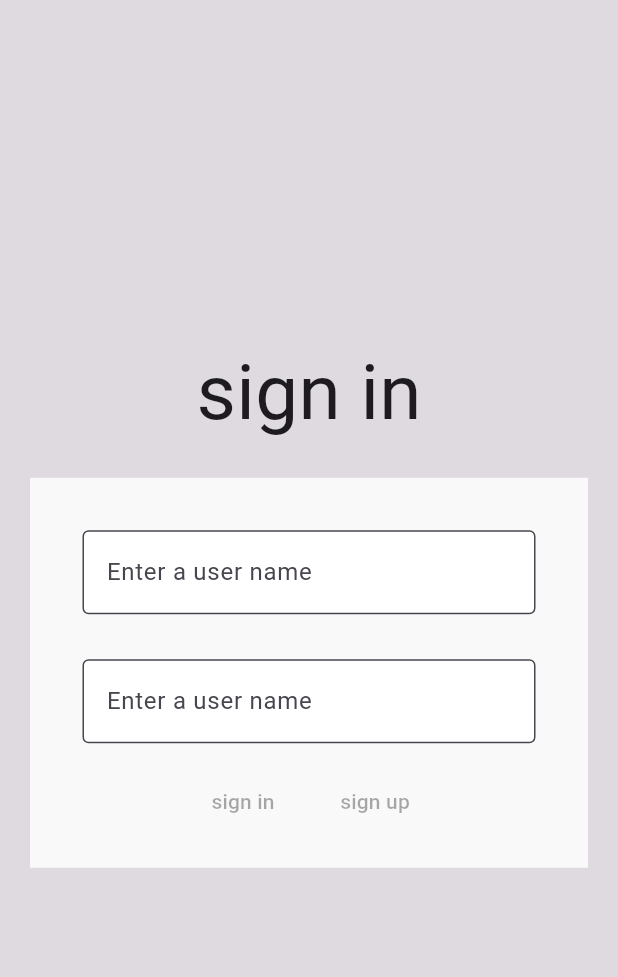
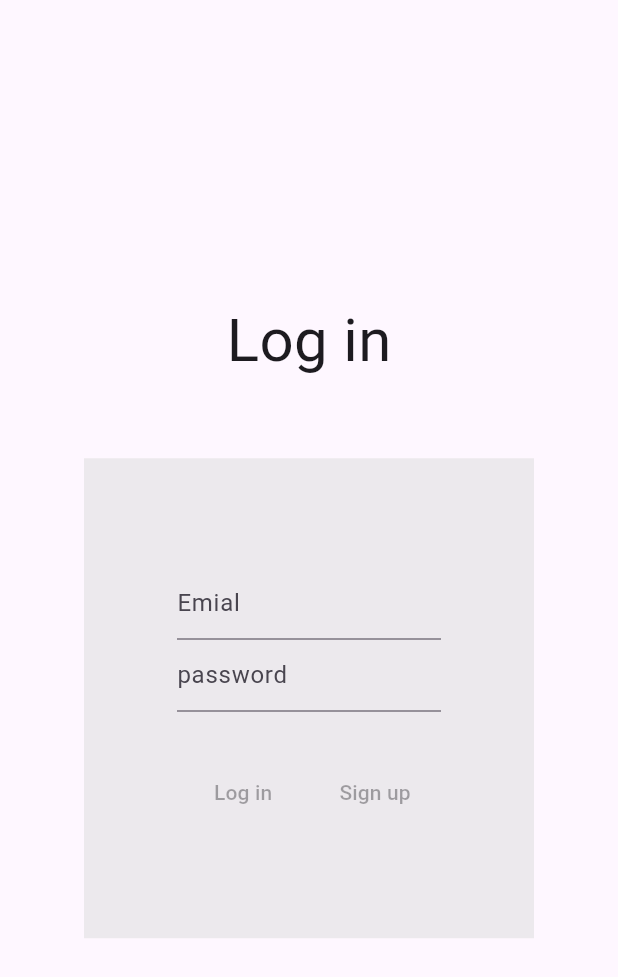
Before and after one commit to y510sal/sell_buy_services_project, a Flutter app: the screen it shows after launch, on a phone screen of 412 x 824 dp. Shown: the top 977 px of the screen. Run offline on Flutter 3.47's test engine with Material 3 defaults, Android fonts, the phone set to English and light mode, and no system bars; our stand-ins replace get.

Commit message:
create login

```diff
--- a/lib/main.dart
+++ b/lib/main.dart
@@ -1,4 +1,5 @@
-import 'package:buy_sell_services/view/screen/login.dart';
+import 'package:buy_sell_services/view/screen/Login1.dart';
+import 'package:buy_sell_services/view/screen/Sign_in.dart';
 import 'package:flutter/material.dart';
 import 'package:get/get.dart';
 
@@ -19,7 +20,7 @@ class MyApp extends StatelessWidget {
         colorScheme: ColorScheme.fromSeed(seedColor: Colors.deepPurple),
         useMaterial3: true,
       ),
-      home: const Login(),
+      home: const Login1(),
     );
   }
 }
--- /dev/null
+++ b/lib/view/screen/Login1.dart
@@ -0,0 +1,68 @@
+import 'package:flutter/material.dart';
+import 'package:get/get.dart';
+import 'package:path/path.dart';
+
+class Login1 extends StatelessWidget {
+  const Login1({super.key});
+
+  @override
+  Widget build(BuildContext context) {
+    return MaterialApp(
+        home: Scaffold(
+      body: Column(
+        mainAxisAlignment: MainAxisAlignment.center,
+        children: [
+          Text("Log in", style: TextStyle(fontSize: 40)),
+          SizedBox(
+            height: 50,
+          ),
+          Container(
+            child: Center(
+              child: Container(
+                height: 320,
+                width: 300,
+                color: Color.fromARGB(136, 221, 221, 221),
+                padding: EdgeInsets.all(62),
+                child: Column(
+                  mainAxisAlignment: MainAxisAlignment.center,
+                  children: [
+                    Center(
+                      child: Column(
+                        mainAxisAlignment: MainAxisAlignment.center,
+                        children: [
+                          TextFormField(
+                            decoration: InputDecoration(hintText: "Emial"),
+                          ),
+                          TextFormField(
+                            decoration: InputDecoration(hintText: "password"),
+                          ),
+                          SizedBox(
+                            height: 30,
+                          ),
+                          Row(
+                            children: [
+                              MaterialButton(
+                                onPressed: null,
+                                color: Colors.amber,
+                                child: Text("Log in"),
+                              ),
+                              MaterialButton(
+                                onPressed: null,
+                                color: Colors.amber,
+                                child: Text("Sign up"),
+                              ),
+                            ],
+                          )
+                        ],
+                      ),
+                    ),
+                  ],
+                ),
+              ),
+            ),
+          )
+        ],
+      ),
+    ));
+  }
+}
--- a/lib/view/screen/login.dart
+++ /dev/null
@@ -1,76 +0,0 @@
-import 'package:buy_sell_services/view/widgets/butten.dart';
-import 'package:buy_sell_services/view/widgets/login/text_form.dart';
-import 'package:flutter/material.dart';
-
-class Login extends StatelessWidget {
-  const Login({super.key});
-
-  @override
-  Widget build(BuildContext context) {
-    return MaterialApp(
-        home: Scaffold(
-            body: Container(
-                color: Colors.black12,
-                child: Column(
-                  mainAxisAlignment: MainAxisAlignment.center,
-                  children: [
-                    Text(
-                      "sign in",
-                      style: TextStyle(fontSize: 51),
-                    ),
-                    Container(
-                      color: Color.fromARGB(255, 250, 249, 249),
-                      padding: EdgeInsets.all(20),
-                      margin: EdgeInsets.all(20),
-                      child: Center(
-                          child: Column(
-                              mainAxisAlignment: MainAxisAlignment.center,
-                              children: [
-                            Padding(
-                              padding: EdgeInsets.all(15),
-                              child: TextField(
-                                maxLines: 1,
-                                decoration: InputDecoration(
-                                    border: OutlineInputBorder(),
-                                    labelText: 'Enter a user name',
-                                    hintText: 'Enter your user name overe here',
-                                    filled: true,
-                                    fillColor: Colors.white),
-                              ),
-                            ),
-                            Padding(
-                              padding: EdgeInsets.all(15),
-                              child: TextField(
-                                maxLines: 1,
-                                decoration: InputDecoration(
-                                    border: OutlineInputBorder(),
-                                    labelText: 'Enter a user name',
-                                    hintText: 'Enter your user name overe here',
-                                    filled: true,
-                                    fillColor: Colors.white),
-                              ),
-                            ),
-                            Center(
-                              child: Row(
-                                mainAxisAlignment: MainAxisAlignment.center,
-                                children: [
-                                  MaterialButton(
-                                    onPressed: null,
-                                    child: Text(" sign in "),
-                                  ),
-                                  MaterialButton(
-                                    color: Colors.black12,
-                                    onPressed: null,
-                                    child: Text("sign up"),
-                                  ),
-                                ],
-                              ),
-                            ),
-                            SizedBox(),
-                            SizedBox(),
-                          ])),
-                    ),
-                  ],
-                ))));
-  }
-}
```
Also changed, not shown: lib/view/screen/Sign_in.dart (added, +66 -0 lines), lib/view/widgets/login/text_form.dart (+2 -6 lines), lib/view/screen/dd/ahmed.dart (deleted), lib/view/screen/dd/enter_this_please.dart (deleted), 2 other files.
